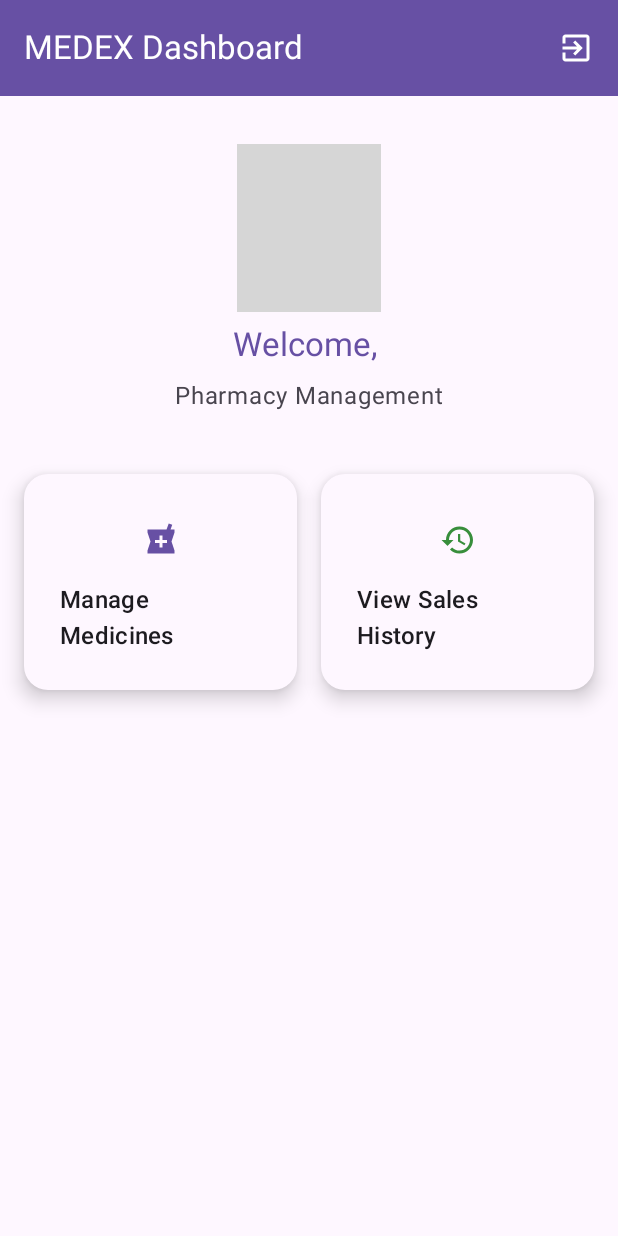
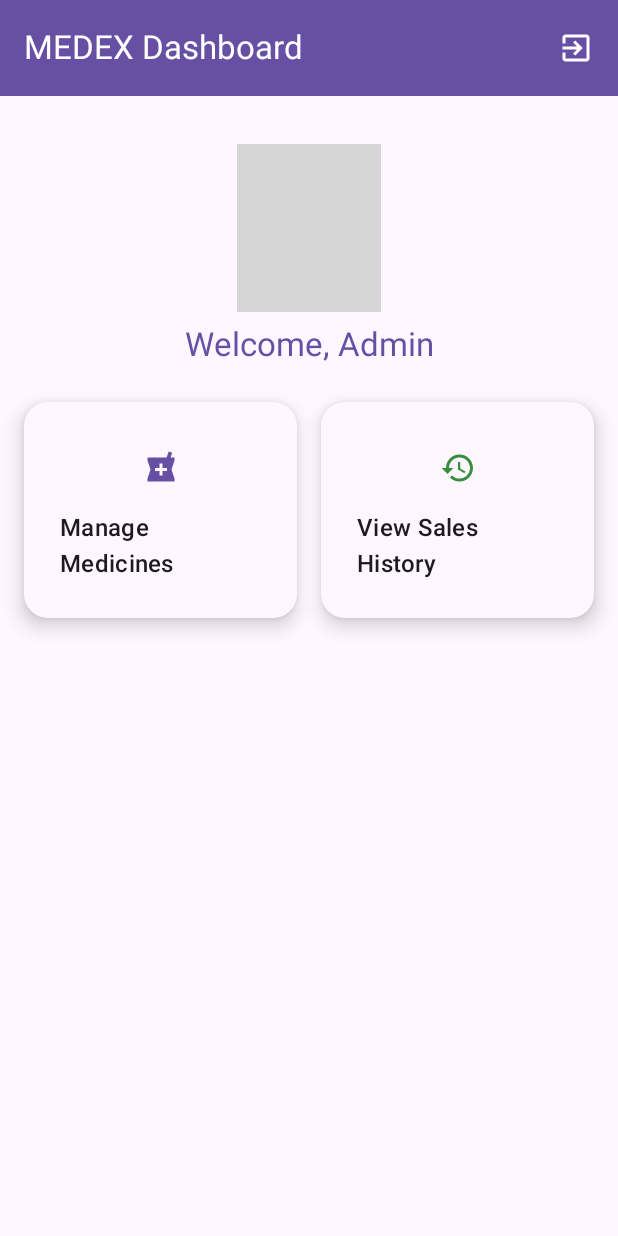
Before and after one commit to sumisonnn/MEDEX, an Android app built with Jetpack Compose: the @Preview function DashboardScreenPreview, on a phone screen of 412 x 824 dp. Run offline under Robolectric (Android 15) with nearby library versions, the phone set to English and light mode, and no system bars; our stand-ins replace Firebase (no records; nobody signed in at launch, a user with empty details on screens opened directly); grey boxes are pictures that could not be loaded.

```diff
--- a/app/src/main/java/com/example/medex/uix/screens/DashboardScreen.kt
+++ b/app/src/main/java/com/example/medex/uix/screens/DashboardScreen.kt
@@ -75,16 +75,10 @@ fun DashboardScreen(navController: NavController, medexViewModel: MedexViewModel
                     .padding(bottom = 8.dp)
             )
             Text(
-                text = "Welcome, ${medexViewModel.currentUsername ?: "User"}" ,
+                text = "Welcome, Admin",
                 style = MaterialTheme.typography.titleLarge,
                 color = MaterialTheme.colorScheme.primary,
                 modifier = Modifier.padding(bottom = 8.dp)
-            )
-            Text(
-                text = "Pharmacy Management",
-                style = MaterialTheme.typography.bodyLarge,
-                color = MaterialTheme.colorScheme.onSurfaceVariant,
-                modifier = Modifier.padding(bottom = 24.dp)
             )
             Row(
                 modifier = Modifier.padding(vertical = 16.dp),
```
Also changed, not shown: app/src/main/java/com/example/medex/uix/screens/AddEditMedicineScreen.kt (+5 -40 lines), app/src/main/java/com/example/medex/uix/screens/UserDashboardScreen.kt (+4 -4 lines), app/src/main/res/drawable/ad1.png (added), app/src/main/res/drawable/ad2.png (added), app/src/main/res/drawable/ad3.png (added), app/src/main/res/drawable/ad4.png (added).
